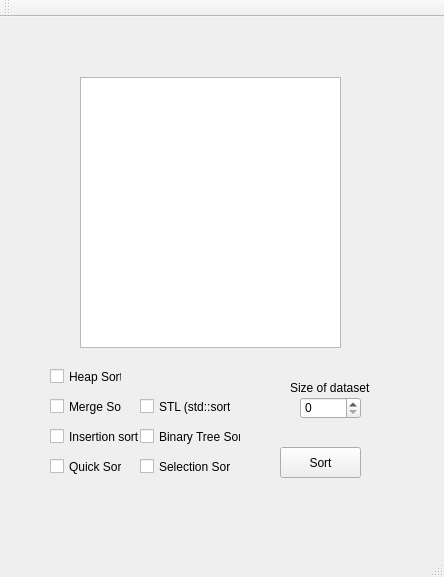
Before: the Qt Designer form Oblig3/Application/mainwindow.ui in Skau/ADS101Obliger, drawn with Qt 5.
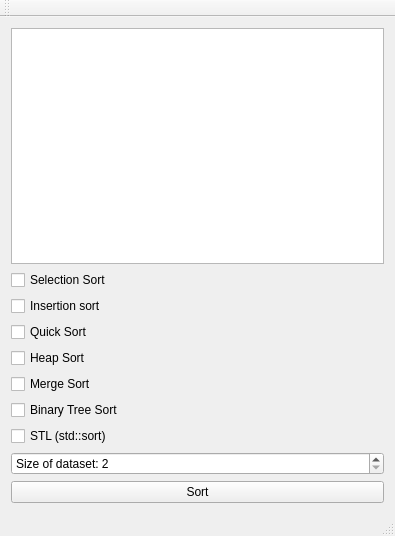
After: the same form once the commit is applied.

The edit to the form file:
```diff
--- a/Oblig3/Application/mainwindow.ui
+++ b/Oblig3/Application/mainwindow.ui
@@ -6,154 +6,94 @@
    <rect>
     <x>0</x>
     <y>0</y>
-    <width>444</width>
-    <height>577</height>
+    <width>395</width>
+    <height>536</height>
    </rect>
   </property>
   <property name="windowTitle">
    <string>MainWindow</string>
   </property>
   <widget class="QWidget" name="centralWidget">
-   <widget class="QListWidget" name="timeTakenList">
-    <property name="geometry">
-     <rect>
-      <x>80</x>
-      <y>60</y>
-      <width>261</width>
-      <height>271</height>
-     </rect>
-    </property>
-   </widget>
-   <widget class="QCheckBox" name="mergeCheckBox">
-    <property name="geometry">
-     <rect>
-      <x>50</x>
-      <y>380</y>
-      <width>72</width>
-      <height>19</height>
-     </rect>
-    </property>
+   <layout class="QVBoxLayout" name="verticalLayout">
+    <item>
+     <widget class="QListWidget" name="timeTakenList"/>
+    </item>
+    <item>
+     <layout class="QHBoxLayout" name="horizontalLayout"/>
+    </item>
+    <item>
+     <widget class="QCheckBox" name="selectionCheckBox">
     <property name="text">
-     <string>Merge Sort</string>
-    </property>
-   </widget>
+       <string>Selection Sort</string>
+      </property>
+     </widget>
+    </item>
+    <item>
    <widget class="QCheckBox" name="insertionCheckBox">
-    <property name="geometry">
-     <rect>
-      <x>50</x>
-      <y>410</y>
-      <width>91</width>
-      <height>19</height>
-     </rect>
-    </property>
     <property name="text">
      <string>Insertion sort</string>
     </property>
    </widget>
+    </item>
+    <item>
    <widget class="QCheckBox" name="quickCheckBox">
-    <property name="geometry">
-     <rect>
-      <x>50</x>
-      <y>440</y>
-      <width>72</width>
-      <height>19</height>
-     </rect>
-    </property>
     <property name="text">
      <string>Quick Sort</string>
     </property>
    </widget>
-   <widget class="QCheckBox" name="stlCheckBox">
-    <property name="geometry">
-     <rect>
-      <x>140</x>
-      <y>380</y>
-      <width>91</width>
-      <height>19</height>
-     </rect>
-    </property>
-    <property name="text">
-     <string>STL (std::sort)</string>
-    </property>
-   </widget>
-   <widget class="QCheckBox" name="binaryTreeCheckBox">
-    <property name="geometry">
-     <rect>
-      <x>140</x>
-      <y>410</y>
-      <width>101</width>
-      <height>19</height>
-     </rect>
-    </property>
-    <property name="text">
-     <string>Binary Tree Sort</string>
-    </property>
-   </widget>
-   <widget class="QCheckBox" name="selectionCheckBox">
-    <property name="geometry">
-     <rect>
-      <x>140</x>
-      <y>440</y>
-      <width>91</width>
-      <height>19</height>
-     </rect>
-    </property>
-    <property name="text">
-     <string>Selection Sort</string>
-    </property>
-   </widget>
+    </item>
+    <item>
    <widget class="QCheckBox" name="heapCheckBox">
-    <property name="geometry">
-     <rect>
-      <x>50</x>
-      <y>350</y>
-      <width>72</width>
-      <height>19</height>
-     </rect>
-    </property>
     <property name="text">
      <string>Heap Sort</string>
     </property>
    </widget>
+    </item>
+    <item>
+     <widget class="QCheckBox" name="mergeCheckBox">
+      <property name="text">
+       <string>Merge Sort</string>
+      </property>
+     </widget>
+    </item>
+    <item>
+     <widget class="QCheckBox" name="binaryTreeCheckBox">
+      <property name="text">
+       <string>Binary Tree Sort</string>
+      </property>
+     </widget>
+    </item>
+    <item>
+     <widget class="QCheckBox" name="stlCheckBox">
+      <property name="text">
+       <string>STL (std::sort)</string>
+      </property>
+     </widget>
+    </item>
+    <item>
    <widget class="QSpinBox" name="sizeSpinBox">
-    <property name="geometry">
-     <rect>
-      <x>300</x>
-      <y>380</y>
-      <width>61</width>
-      <height>22</height>
-     </rect>
+      <property name="suffix">
+       <string/>
+      </property>
+      <property name="prefix">
+       <string>Size of dataset: </string>
+      </property>
+      <property name="minimum">
+       <number>2</number>
     </property>
     <property name="maximum">
      <number>100000</number>
     </property>
    </widget>
-   <widget class="QLabel" name="label">
-    <property name="geometry">
-     <rect>
-      <x>290</x>
-      <y>360</y>
-      <width>81</width>
-      <height>21</height>
-     </rect>
-    </property>
-    <property name="text">
-     <string>Size of dataset</string>
-    </property>
-   </widget>
+    </item>
+    <item>
    <widget class="QPushButton" name="sortButton">
-    <property name="geometry">
-     <rect>
-      <x>280</x>
-      <y>430</y>
-      <width>81</width>
-      <height>31</height>
-     </rect>
-    </property>
     <property name="text">
      <string>Sort</string>
     </property>
    </widget>
+    </item>
+   </layout>
   </widget>
   <widget class="QMenuBar" name="menuBar">
    <property name="geometry">
```
Left out of the diff: 2 changed lines with no effect on the pictures. Lines whose indentation alone changed are shown as unchanged.
